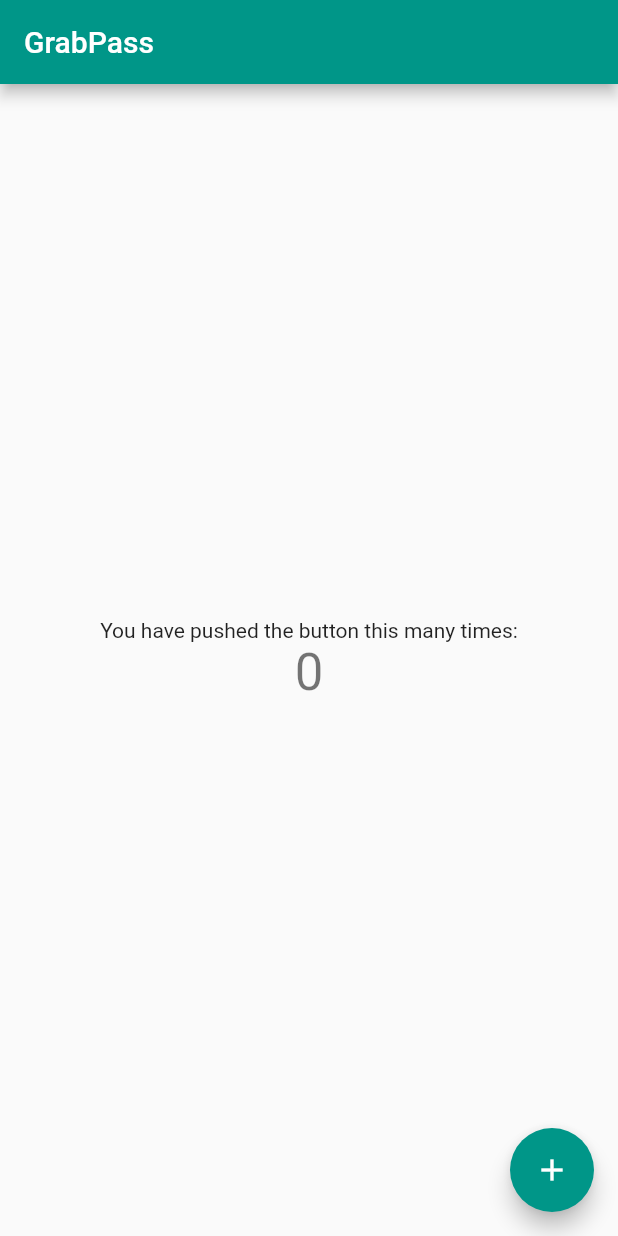
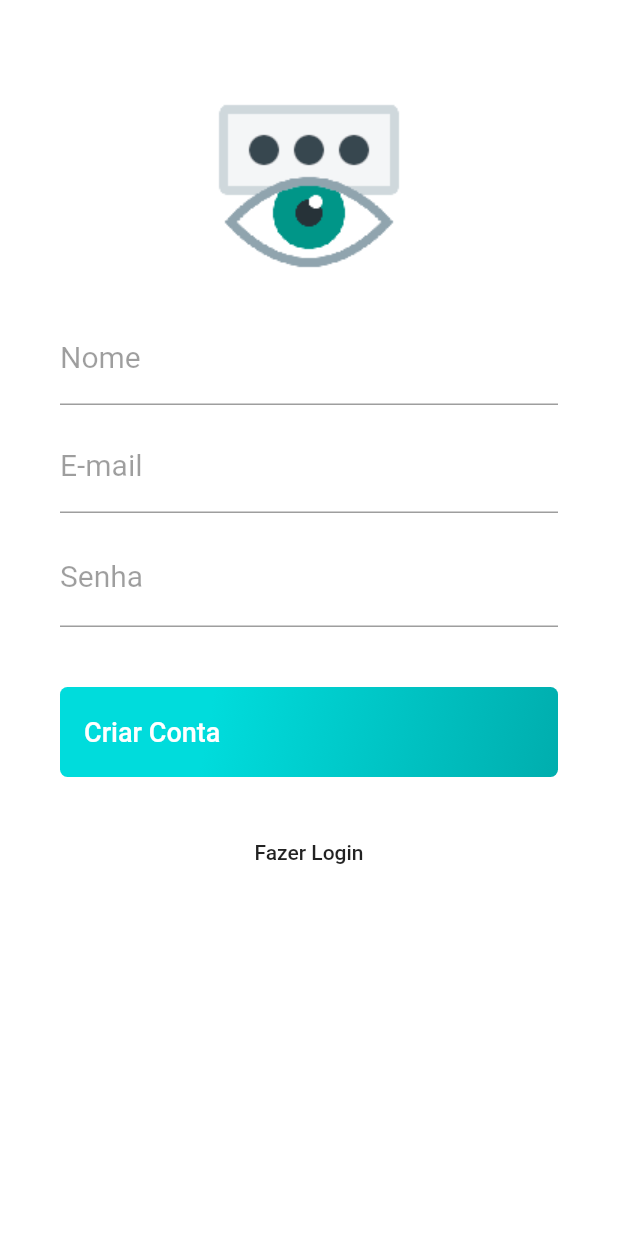
Before and after one commit to SavioAndres/GrabPass, a Flutter app: the screen it shows after launch, on a phone screen of 412 x 824 dp. Run offline on Flutter 3.47's test engine with Material 2 defaults, Android fonts, the phone set to English and light mode, and no system bars; our stand-ins replace flushbar.

Commit message:
Pags login, create, generate, dashboard

```diff
--- a/lib/main.dart
+++ b/lib/main.dart
@@ -1,3 +1,4 @@
+import 'package:GrabPass/pages/create.page.dart';
 import 'package:flutter/material.dart';
 
 void main() {
@@ -5,114 +6,17 @@
 }
 
 class MyApp extends StatelessWidget {
-  // This widget is the root of your application.
+
   @override
   Widget build(BuildContext context) {
     return MaterialApp(
       title: 'GrabPass',
+      debugShowCheckedModeBanner: false,
       theme: ThemeData(
-        // This is the theme of your application.
-        //
-        // Try running your application with "flutter run". You'll see the
-        // application has a blue toolbar. Then, without quitting the app, try
-        // changing the primarySwatch below to Colors.green and then invoke
-        // "hot reload" (press "r" in the console where you ran "flutter run",
-        // or simply save your changes to "hot reload" in a Flutter IDE).
-        // Notice that the counter didn't reset back to zero; the application
-        // is not restarted.
         primarySwatch: Colors.teal,
-        // This makes the visual density adapt to the platform that you run
-        // the app on. For desktop platforms, the controls will be smaller and
-        // closer together (more dense) than on mobile platforms.
         visualDensity: VisualDensity.adaptivePlatformDensity,
       ),
-      debugShowCheckedModeBanner: false,
-      home: MyHomePage(title: 'GrabPass'),
+      home: CreatePage(),
     );
   }
 }
-
-class MyHomePage extends StatefulWidget {
-  MyHomePage({Key key, this.title}) : super(key: key);
-
-  // This widget is the home page of your application. It is stateful, meaning
-  // that it has a State object (defined below) that contains fields that affect
-  // how it looks.
-
-  // This class is the configuration for the state. It holds the values (in this
-  // case the title) provided by the parent (in this case the App widget) and
-  // used by the build method of the State. Fields in a Widget subclass are
-  // always marked "final".
-
-  final String title;
-
-  @override
-  _MyHomePageState createState() => _MyHomePageState();
-}
-
-class _MyHomePageState extends State<MyHomePage> {
-  int _counter = 0;
-
-  void _incrementCounter() {
-    setState(() {
-      // This call to setState tells the Flutter framework that something has
-      // changed in this State, which causes it to rerun the build method below
-      // so that the display can reflect the updated values. If we changed
-      // _counter without calling setState(), then the build method would not be
-      // called again, and so nothing would appear to happen.
-      _counter++;
-    });
-  }
-
-  @override
-  Widget build(BuildContext context) {
-    // This method is rerun every time setState is called, for instance as done
-    // by the _incrementCounter method above.
-    //
-    // The Flutter framework has been optimized to make rerunning build methods
-    // fast, so that you can just rebuild anything that needs updating rather
-    // than having to individually change instances of widgets.
-    return Scaffold(
-      appBar: AppBar(
-        // Here we take the value from the MyHomePage object that was created by
-        // the App.build method, and use it to set our appbar title.
-        title: Text(widget.title),
-      ),
-      body: Center(
-        // Center is a layout widget. It takes a single child and positions it
-        // in the middle of the parent.
-        child: Column(
-          // Column is also a layout widget. It takes a list of children and
-          // arranges them vertically. By default, it sizes itself to fit its
-          // children horizontally, and tries to be as tall as its parent.
-          //
-          // Invoke "debug painting" (press "p" in the console, choose the
-          // "Toggle Debug Paint" action from the Flutter Inspector in Android
-          // Studio, or the "Toggle Debug Paint" command in Visual Studio Code)
-          // to see the wireframe for each widget.
-          //
-          // Column has various properties to control how it sizes itself and
-          // how it positions its children. Here we use mainAxisAlignment to
-          // center the children vertically; the main axis here is the vertical
-          // axis because Columns are vertical (the cross axis would be
-          // horizontal).
-          mainAxisAlignment: MainAxisAlignment.center,
-          children: <Widget>[
-            Text(
-              'You have pushed the button this many times:',
-            ),
-            Text(
-              '$_counter',
-              style: Theme.of(context).textTheme.headline4,
-            ),
-          ],
-        ),
-      ),
-      floatingActionButton: FloatingActionButton(
-        onPressed: _incrementCounter,
-        tooltip: 'Increment',
-        child: Icon(Icons.add),
-      ), // This trailing comma makes auto-formatting nicer for build methods.
-    );
-  }
-}
--- /dev/null
+++ b/lib/pages/create.page.dart
@@ -0,0 +1,136 @@
+//import 'package:GrabPass/pages/dashboard.page.dart';
+import 'package:GrabPass/pages/dashboard.page.dart';
+import 'package:GrabPass/pages/login.page.dart';
+import 'package:flutter/material.dart';
+
+class CreatePage extends StatelessWidget {
+  @override
+  Widget build(BuildContext context) {
+    return Scaffold(
+      body: Container(
+        padding: EdgeInsets.only(
+          top: 60,
+          left: 40,
+          right: 40,
+        ),
+        color: Colors.white,
+        child: ListView(
+          children: <Widget>[
+            SizedBox(
+              width: 128,
+              height: 128,
+              child: Image.asset("assets/logo.png"),
+            ),
+            SizedBox(
+              height: 20,
+            ),
+            TextFormField(
+              keyboardType: TextInputType.name,
+              decoration: InputDecoration(
+                labelText: "Nome",
+                labelStyle: TextStyle(
+                  color: Colors.black38,
+                  fontWeight: FontWeight.w400,
+                  fontSize: 20
+                )
+              ),
+            ),
+            SizedBox(
+              height: 10,
+            ),
+            TextFormField(
+              keyboardType: TextInputType.emailAddress,
+              decoration: InputDecoration(
+                labelText: "E-mail",
+                labelStyle: TextStyle(
+                  color: Colors.black38,
+                  fontWeight: FontWeight.w400,
+                  fontSize: 20
+                )
+              ),
+            ),
+            SizedBox(
+              height: 10,
+            ),
+            TextFormField(
+              keyboardType: TextInputType.text,
+              obscureText: true,
+              decoration: InputDecoration(
+                labelText: "Senha",
+                labelStyle: TextStyle(
+                  color: Colors.black38,
+                  fontWeight: FontWeight.w400,
+                  fontSize: 20
+                )
+              ),
+              style: TextStyle(fontSize: 20),
+            ),
+            SizedBox(
+              height: 40,
+            ),
+            Container(
+              height: 60,
+              alignment: Alignment.centerLeft,
+              decoration: BoxDecoration(
+                gradient: LinearGradient(
+                  begin: Alignment.topLeft,
+                  end: Alignment.bottomRight,
+                  stops: [0.3, 1],
+                  colors: [
+                    Color(0xFF00DCDC),
+                    Color(0xFF00AEAE),
+                  ]
+                ),
+                borderRadius: BorderRadius.all(
+                  Radius.circular(5),
+                ),
+              ),
+              child: SizedBox.expand(
+                child: FlatButton(
+                  child: Row(
+                    mainAxisAlignment: MainAxisAlignment.spaceBetween,
+                    children: <Widget>[
+                      Text(
+                        "Criar Conta",
+                        style: TextStyle(
+                          color: Colors.white,
+                          fontSize: 18,
+                        ),
+                        textAlign: TextAlign.left,
+                        ),
+                      //Text("2"),
+                    ],
+                  ),
+                  onPressed: () => {
+                    Navigator.push(
+                      context,
+                      MaterialPageRoute(builder: (context) => DashboardPage()),
+                    )
+                  },
+                ),
+              ),
+            ),
+            SizedBox(
+              height: 30,
+            ),
+            Container(
+              height: 40,
+              alignment: Alignment.center,
+              child: FlatButton(
+                child: Text(
+                  "Fazer Login",
+                ),
+                onPressed: () {
+                  Navigator.push(
+                    context,
+                    MaterialPageRoute(builder: (context) => LoginPage()),
+                  );
+                },
+              ),
+            ),
+          ],
+        ),
+      ),
+    );
+  }
+}
--- a/pubspec.yaml
+++ b/pubspec.yaml
@@ -23,6 +23,8 @@
 dependencies:
   flutter:
     sdk: flutter
+
+  flushbar: ^1.10.4
 
 
   # The following adds the Cupertino Icons font to your application.
@@ -74,3 +76,5 @@
   #
   # For details regarding fonts from package dependencies,
   # see https://flutter.dev/custom-fonts/#from-packages
+  assets:
+    - assets/logo.png
```
Also changed, not shown: lib/pages/dashboard.page.dart (added, +33 -0 lines), lib/pages/generate.page.dart (added, +290 -0 lines), lib/pages/login.page.dart (added, +128 -0 lines), assets/logo.png (added), pubspec.lock.
